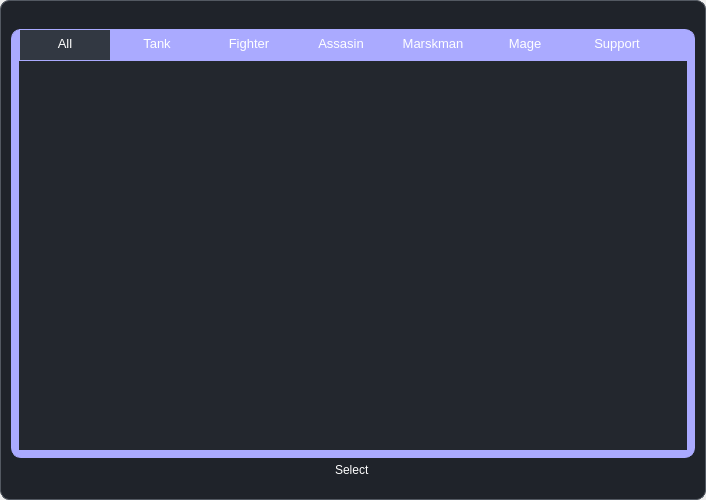
Old version of the form ui/dialogs/hero_selector_tab.ui in the repository elian-olbz/mlbb-drafting-and-simulation-tools.
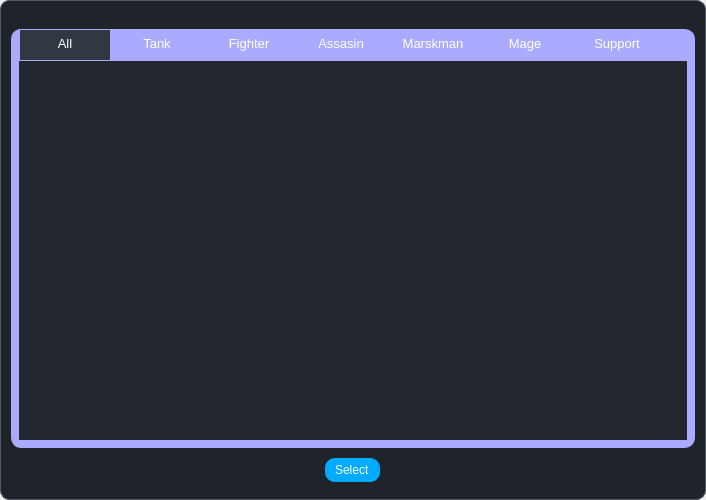
New version of the form. Icons and pictures are not drawn.

Patch:
```diff
--- a/ui/dialogs/hero_selector_tab.ui
+++ b/ui/dialogs/hero_selector_tab.ui
@@ -310,7 +310,7 @@
              <number>0</number>
             </property>
             <property name="topMargin">
-             <number>0</number>
+             <number>10</number>
             </property>
             <property name="rightMargin">
              <number>0</number>
@@ -344,6 +344,9 @@
                </property>
                <item>
                 <widget class="QPushButton" name="select_btn">
+                 <property name="styleSheet">
+                  <string notr="true">background-color: rgb(0, 170, 255);</string>
+                 </property>
                  <property name="text">
                   <string>Select</string>
                  </property>
```
